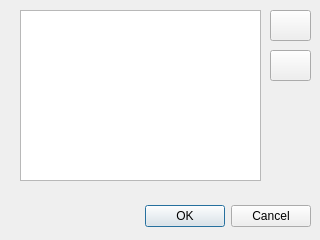
First picture: the form in O2R_Launcher/EditModsDialog.ui, repository pierreyoda/o2r, before the edit.
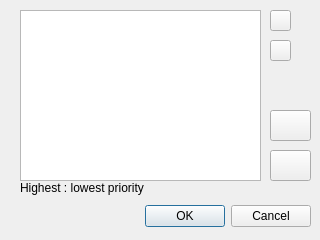
Second picture: the form after the edit. Icons and pictures are not drawn.

What changed in the file:
```diff
--- a/O2R_Launcher/EditModsDialog.ui
+++ b/O2R_Launcher/EditModsDialog.ui
@@ -10,6 +10,12 @@
     <height>240</height>
    </rect>
   </property>
+  <property name="minimumSize">
+   <size>
+    <width>320</width>
+    <height>240</height>
+   </size>
+  </property>
   <property name="windowTitle">
    <string>Edit mods</string>
   </property>
@@ -43,7 +49,7 @@
    <property name="geometry">
     <rect>
      <x>270</x>
-     <y>10</y>
+     <y>110</y>
      <width>41</width>
      <height>31</height>
     </rect>
@@ -66,7 +72,7 @@
    <property name="geometry">
     <rect>
      <x>270</x>
-     <y>50</y>
+     <y>150</y>
      <width>41</width>
      <height>31</height>
     </rect>
@@ -85,6 +91,65 @@
     </size>
    </property>
   </widget>
+  <widget class="QToolButton" name="upButton">
+   <property name="geometry">
+    <rect>
+     <x>270</x>
+     <y>10</y>
+     <width>21</width>
+     <height>21</height>
+    </rect>
+   </property>
+   <property name="text">
+    <string/>
+   </property>
+   <property name="icon">
+    <iconset resource="resources.qrc">
+     <normaloff>:/up.png</normaloff>:/up.png</iconset>
+   </property>
+   <property name="iconSize">
+    <size>
+     <width>16</width>
+     <height>16</height>
+    </size>
+   </property>
+  </widget>
+  <widget class="QToolButton" name="downButton">
+   <property name="geometry">
+    <rect>
+     <x>270</x>
+     <y>40</y>
+     <width>21</width>
+     <height>21</height>
+    </rect>
+   </property>
+   <property name="text">
+    <string/>
+   </property>
+   <property name="icon">
+    <iconset resource="resources.qrc">
+     <normaloff>:/down.png</normaloff>:/down.png</iconset>
+   </property>
+   <property name="iconSize">
+    <size>
+     <width>16</width>
+     <height>16</height>
+    </size>
+   </property>
+  </widget>
+  <widget class="QLabel" name="label">
+   <property name="geometry">
+    <rect>
+     <x>20</x>
+     <y>180</y>
+     <width>241</width>
+     <height>16</height>
+    </rect>
+   </property>
+   <property name="text">
+    <string>Highest : lowest priority </string>
+   </property>
+  </widget>
  </widget>
  <resources>
   <include location="resources.qrc"/>
```
